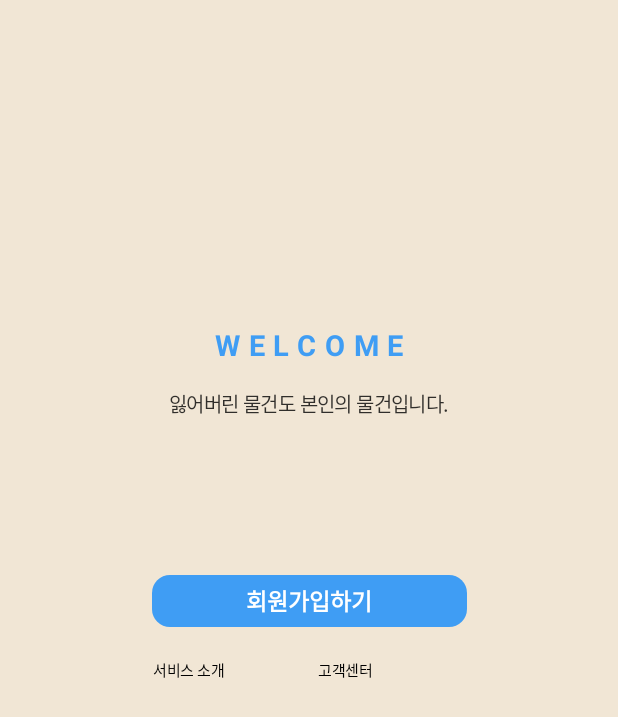
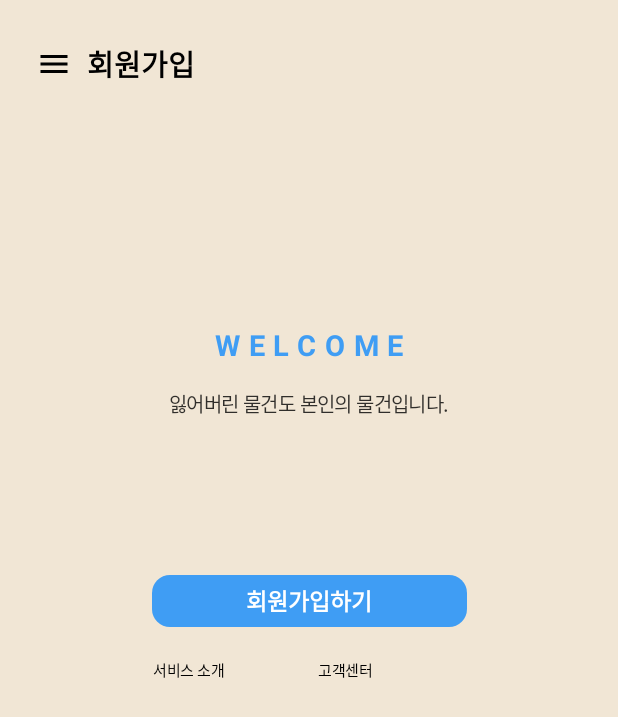
Before and after one commit to SoBsch/LOSTFINDER, an Android app: the Register screen opened directly, with no data from a screen before it, on a phone screen of 412 x 824 dp. Shown: the top 717 px of the screen. Run offline under Robolectric (Android 15) with nearby library versions, the phone set to English and light mode, and no system bars.

Commit message:
회원가입 디자인 수정

```diff
--- a/app/src/main/res/layout/activity_register.xml
+++ b/app/src/main/res/layout/activity_register.xml
@@ -8,16 +8,38 @@
     tools:context=".ui.register.Register">
 
 
+    <ImageView
+        android:id="@+id/register_iv1"
+        android:layout_width="wrap_content"
+        android:layout_height="wrap_content"
+        android:layout_marginStart="24.3dp"
+        android:layout_marginTop="30.7dp"
+        android:src="@drawable/ic_menu_black_24dp"
+        app:layout_constraintStart_toStartOf="parent"
+        app:layout_constraintTop_toTopOf="parent" />
+
+    <TextView
+        android:layout_width="wrap_content"
+        android:layout_height="wrap_content"
+        android:layout_marginStart="10dp"
+        android:text="회원가입"
+        android:textColor="@color/black"
+        android:textSize="19.3dp"
+        android:textStyle="bold"
+        app:layout_constraintBottom_toBottomOf="@id/register_iv1"
+        app:layout_constraintStart_toEndOf="@id/register_iv1"
+        app:layout_constraintTop_toTopOf="@id/register_iv1" />
+
     <FrameLayout
         android:id="@+id/register_container"
         android:layout_width="210.3dp"
+        android:layout_height="wrap_content"
         android:layout_marginTop="216.7dp"
-        app:layout_constraintVertical_bias="0"
-        android:layout_height="wrap_content"
         app:layout_constraintBottom_toBottomOf="parent"
         app:layout_constraintEnd_toEndOf="parent"
         app:layout_constraintStart_toStartOf="parent"
-        app:layout_constraintTop_toTopOf="parent" />
+        app:layout_constraintTop_toTopOf="parent"
+        app:layout_constraintVertical_bias="0" />
 
 
 </android.support.constraint.ConstraintLayout>
```
